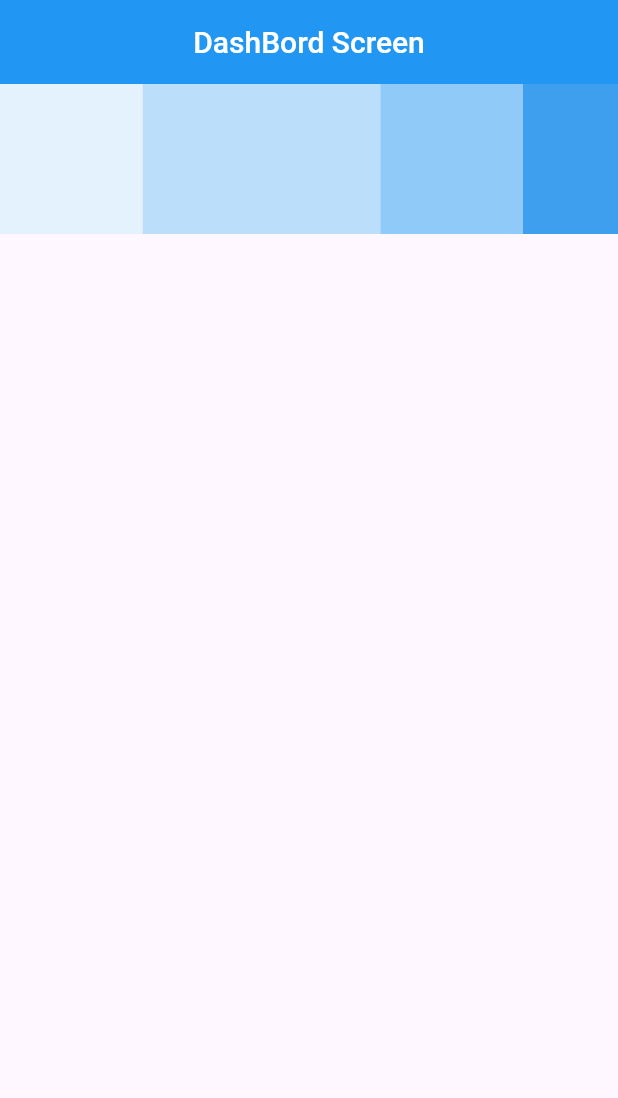
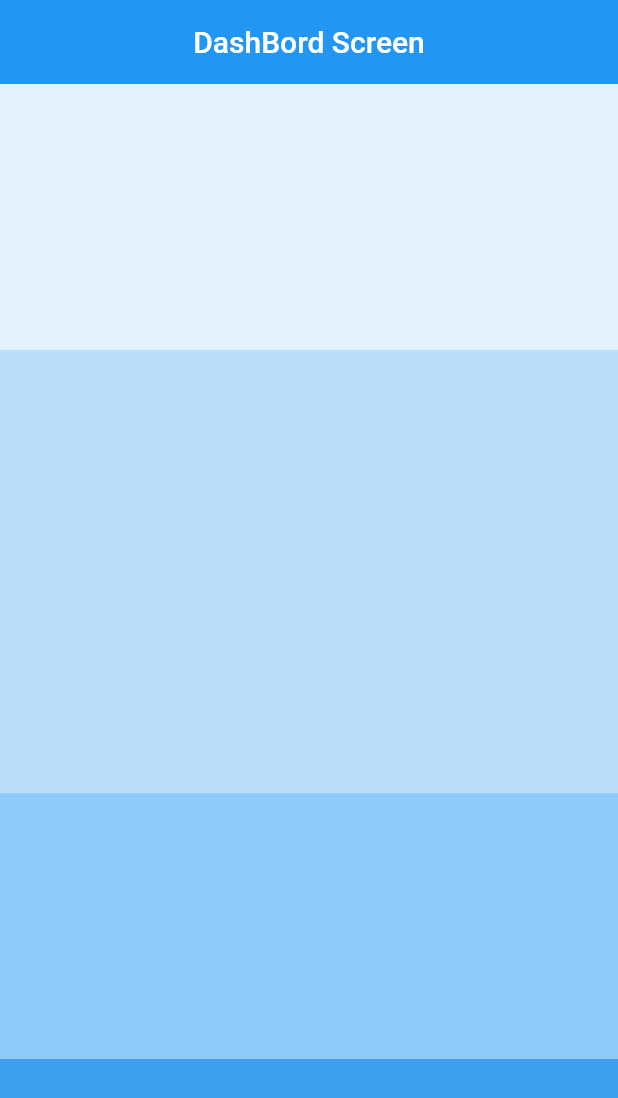
Before and after one commit to ManikHossainDev/NewProjectFlutter, a Flutter app: the screen it shows after launch, on a phone screen of 412 x 824 dp. Shown: the top 1098 px of the screen. Run offline on Flutter 3.47's test engine with Material 3 defaults, Android fonts, the phone set to English and light mode, and no system bars.

Commit message:
What are Expanded Widgets in Flutter  columes

```diff
--- a/lib/main.dart
+++ b/lib/main.dart
@@ -32,13 +32,50 @@ class DashBordScreen extends StatelessWidget {
         centerTitle: true,
         backgroundColor: Colors.blue,
       ),
-      body: Row(
-        mainAxisAlignment: MainAxisAlignment.spaceAround,
+      // body: Row(
+      //   mainAxisAlignment: MainAxisAlignment.spaceAround,
+      //   children: [
+      //     Expanded(
+      //       flex:3,
+      //       child: Container(
+      //         width: 100,
+      //         height: 100,
+      //         color: Colors.blue.shade50,
+      //       ),
+      //     ),
+      //     Expanded(
+      //       flex: 5,
+      //       child: Container(
+      //         width: 100,
+      //         height: 100,
+      //         color: Colors.blue.shade100,
+      //       ),
+      //     ),
+      //     Expanded(
+      //       flex: 3,
+      //       child: Container(
+      //         width: 100,
+      //         height: 100,
+      //         color: Colors.blue.shade200,
+      //       ),
+      //     ),
+      //     Expanded(
+      //       flex: 2,
+      //       child: Container(
+      //         width: 100,
+      //         height: 100,
+      //         color: const Color.fromARGB(255, 62, 159, 238),
+      //       ),
+      //     ),
+      //   ],
+      // ),
+      body: Column(
+        // mainAxisAlignment: MainAxisAlignment.center,
+        // crossAxisAlignment: CrossAxisAlignment.end,
         children: [
           Expanded(
-            flex:3,
+            flex: 3,
             child: Container(
-              width: 100,
               height: 100,
               color: Colors.blue.shade50,
             ),
@@ -46,7 +83,6 @@ class DashBordScreen extends StatelessWidget {
           Expanded(
             flex: 5,
             child: Container(
-              width: 100,
               height: 100,
               color: Colors.blue.shade100,
             ),
@@ -54,7 +90,6 @@ class DashBordScreen extends StatelessWidget {
           Expanded(
             flex: 3,
             child: Container(
-              width: 100,
               height: 100,
               color: Colors.blue.shade200,
             ),
@@ -62,7 +97,6 @@ class DashBordScreen extends StatelessWidget {
           Expanded(
             flex: 2,
             child: Container(
-              width: 100,
               height: 100,
               color: const Color.fromARGB(255, 62, 159, 238),
             ),
```
